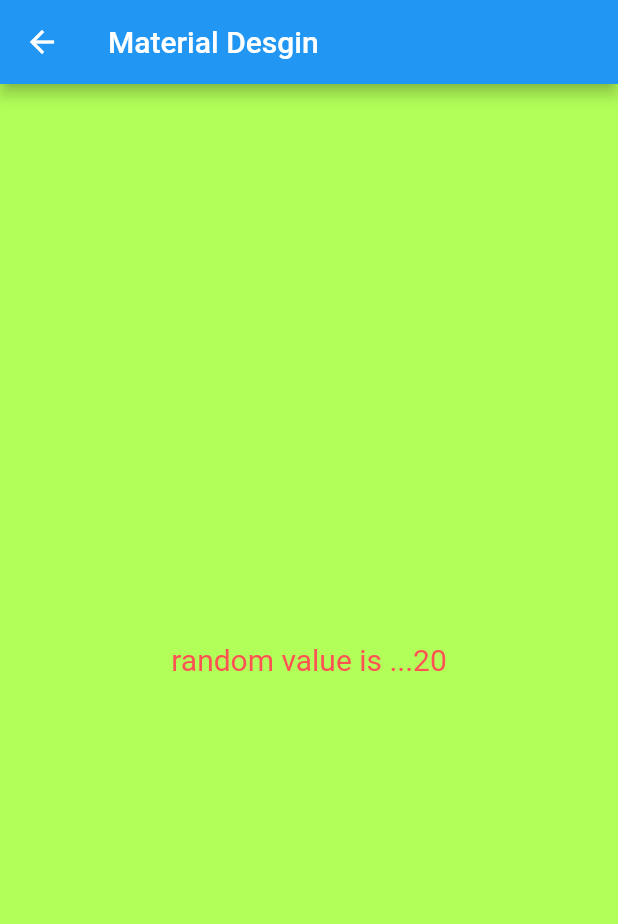
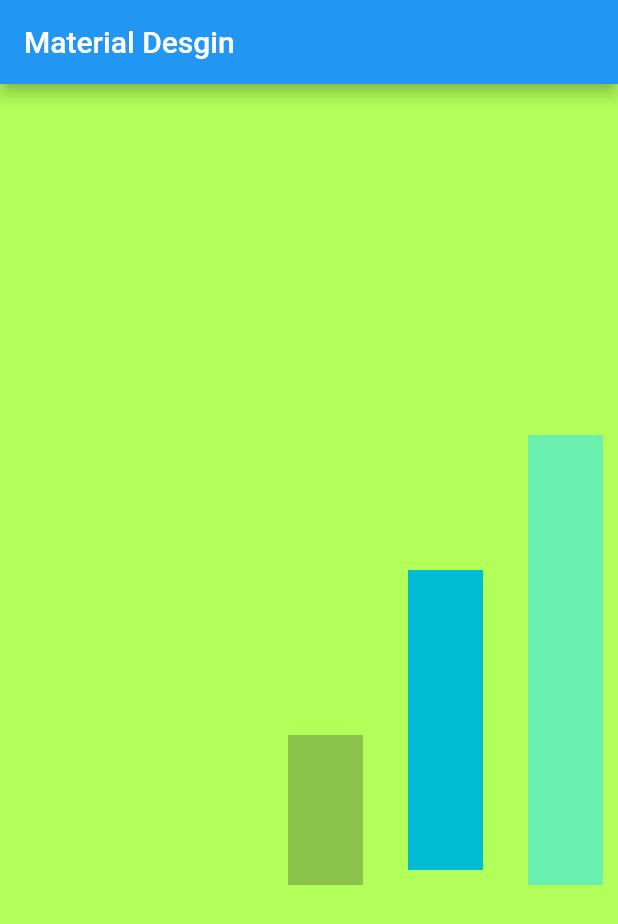
Before and after one commit to pramodrkdf/flutter_practice, a Flutter app: the FirstScreen screen opened directly, on a phone screen of 412 x 824 dp. Shown: the top 924 px of the screen. Run offline on Flutter 3.47's test engine with Material 2 defaults, Android fonts, the light colour scheme and no system bars.

Commit message:
axis alignment

```diff
--- a/lib/FirstScreen.dart
+++ b/lib/FirstScreen.dart
@@ -11,8 +11,31 @@ class FirstScreen extends StatelessWidget{
       body: Material(
         color: Colors.lightGreenAccent,
         child: Center(
-          child: Text('random value is ...${myMathFun()}',
-            style: TextStyle(fontSize: 20, color: Colors.redAccent),),
+          child: Row(
+            mainAxisAlignment: MainAxisAlignment.end,
+            crossAxisAlignment: CrossAxisAlignment.end,
+            children: [
+              Container(
+                margin: EdgeInsets.all(10),
+                color: Colors.lightGreen,
+                height: 100,
+                width: 50,
+              ),
+              Container(
+                margin: EdgeInsets.all(20),
+                color: Colors.cyan,
+                height: 200,
+                width: 50,
+              ),
+              Container(
+                margin: EdgeInsets.all(10),
+                color: Colors.greenAccent,
+                height: 300,
+                width: 50,
+              ),
+
+            ],
+          ),
         ),
       ),
     );
--- a/lib/main.dart
+++ b/lib/main.dart
@@ -17,7 +17,7 @@ class MyApp extends StatelessWidget{
     return MaterialApp(
       debugShowCheckedModeBanner: false,
         title: "material app",
-        home: ListScreen()
+        home: FirstScreen()
     );
   }
 
```
